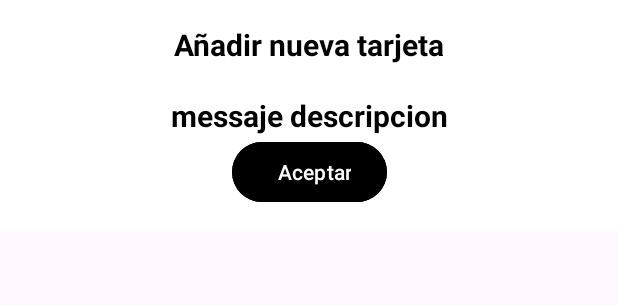
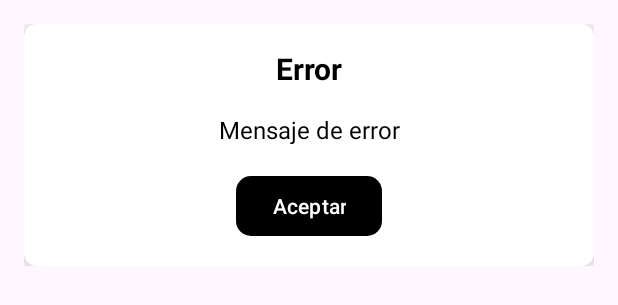
Before and after one commit to Rogerr14/nuvei-sdk, an Android app: the layout alert_error_dialog.xml on its own in the app's theme, with its tools: preview values and no code run, on a phone screen of 412 x 824 dp. Shown: the top 305 px of the screen. Run offline under Robolectric (Android 15) with nearby library versions, the phone set to English and light mode, and no system bars; network calls fail.

Commit message:
feat: add alert dialog

```diff
--- a/Nuvei-sdk/build.gradle
+++ b/Nuvei-sdk/build.gradle
@@ -32,6 +32,7 @@ dependencies {
     testImplementation libs.junit
     androidTestImplementation libs.ext.junit
     androidTestImplementation libs.espresso.core
+    implementation libs.logging.interceptor
 
     implementation libs.retrofit2
     implementation libs.gson
--- a/Nuvei-sdk/src/main/java/com/nuvei/nuvei_sdk/Nuvei.java
+++ b/Nuvei-sdk/src/main/java/com/nuvei/nuvei_sdk/Nuvei.java
@@ -1,6 +1,7 @@
 package com.nuvei.nuvei_sdk;
 
 import android.content.Context;
+import android.util.Log;
 
 import androidx.annotation.NonNull;
 
@@ -88,7 +89,6 @@ public class Nuvei {
         cardRequestModel.setSessionId(GlobalHelper.getSessionId(mContext));
         cardRequestModel.setCard(cardModel);
         cardRequestModel.setUser(userModel);
-
         iAddCardService.addCard(cardRequestModel).enqueue(new Callback<CardResponseModel>() {
             @Override
             public void onResponse(Call<CardResponseModel> call, Response<CardResponseModel> response) {
--- a/Nuvei-sdk/src/main/java/com/nuvei/nuvei_sdk/helpers/NuveiUtils.java
+++ b/Nuvei-sdk/src/main/java/com/nuvei/nuvei_sdk/helpers/NuveiUtils.java
@@ -3,6 +3,7 @@ package com.nuvei.nuvei_sdk.helpers;
 import android.content.Context;
 import android.content.DialogInterface;
 import android.util.Base64;
+import android.util.Log;
 
 import androidx.appcompat.app.AlertDialog;
 
@@ -21,8 +22,9 @@ public class NuveiUtils {
 
     public static  String getAuthToken(String client_key, String client_code ){
         long time_stamp_time = System.currentTimeMillis()/1000;
-        String time_stamp_string = Long.toString(time_stamp_time);
+        String time_stamp_string = String.valueOf(time_stamp_time);
         String auth_token = client_code + ";" + time_stamp_string + ";" + getUniqueToken(time_stamp_string, client_key);
+        Log.v("token", Base64.encodeToString(auth_token.getBytes(), Base64.NO_WRAP));
         return Base64.encodeToString(auth_token.getBytes(), Base64.NO_WRAP);
     }
 
--- a/example/src/main/java/com/nuvei/nuveisdk/CardActivity.java
+++ b/example/src/main/java/com/nuvei/nuveisdk/CardActivity.java
@@ -14,6 +14,7 @@ import com.nuvei.nuvei_sdk.helpers.NuveiUtils;
 import com.nuvei.nuvei_sdk.list_card.services.IListCardCallback;
 import com.nuvei.nuvei_sdk.models.CardModel;
 import com.nuvei.nuvei_sdk.models.ErrorResponse;
+import com.nuvei.nuveisdk.fragments.AlertDialogFragment;
 
 import java.util.LinkedList;
 import java.util.List;
@@ -40,11 +41,11 @@ public class CardActivity extends AppCompatActivity {
 
         try {
             Log.v("Request", "entra aqui");
-        Nuvei.getAllCards(context, "sda", new IListCardCallback(){
+        Nuvei.getAllCards(context, "4", new IListCardCallback(){
             @Override
             public void onError(ErrorResponse errorResponse) {
                 Log.v("Error peticicon", errorResponse.getDescription());
-                NuveiUtils.show(context, "Error", errorResponse.getDescription());
+                AlertDialogFragment.ShowErrorDialog(context, "Atención", "Ocurrio un error al realizar esta petición", null);
             }
 
             @Override
--- a/example/src/main/java/com/nuvei/nuveisdk/constants/Constants.java
+++ b/example/src/main/java/com/nuvei/nuveisdk/constants/Constants.java
@@ -1,7 +1,7 @@
 package com.nuvei.nuveisdk.constants;
 
 public  class Constants {
-   public static String SERVER_APP_CODE = "jpHQNgutccQQ0uHuzme2ctfol1nePor";
-   public  static String SERVER_APP_KEY = "QWST19ajwUPLH3YdMP6saPruJZzNwJ";
+   public static String SERVER_APP_CODE = "SDKHIBRIDOTEST-EC-CLIENTE";
+   public  static String SERVER_APP_KEY = "jpHQNgutccQQ0uHuzme2ctfol1nePor";
 
 }
--- a/example/src/main/res/layout/activity_home.xml
+++ b/example/src/main/res/layout/activity_home.xml
@@ -173,6 +173,7 @@
         >
 
     <Button
+        android:id="@+id/button_order"
         android:layout_width="wrap_content"
         android:layout_height="wrap_content"
         android:text="@string/buy_button"
--- a/example/src/main/res/layout/alert_error_dialog.xml
+++ b/example/src/main/res/layout/alert_error_dialog.xml
@@ -1,17 +1,33 @@
 <?xml version="1.0" encoding="utf-8"?>
 <androidx.constraintlayout.widget.ConstraintLayout
     xmlns:android="http://schemas.android.com/apk/res/android"
-    xmlns:tools="http://schemas.android.com/tools"
     xmlns:app="http://schemas.android.com/apk/res-auto"
     android:layout_width="match_parent"
     android:layout_height="wrap_content"
     android:padding="16dp"
-    android:background="@color/white">
+    android:background="@android:color/transparent">
+
+    <androidx.cardview.widget.CardView
+        android:layout_width="match_parent"
+        android:layout_height="wrap_content"
+        app:cardBackgroundColor="@color/white"
+        app:cardCornerRadius="8dp"
+        app:cardElevation="4dp"
+        app:layout_constraintTop_toTopOf="parent"
+        app:layout_constraintStart_toStartOf="parent"
+        app:layout_constraintEnd_toEndOf="parent">
+
+        <androidx.constraintlayout.widget.ConstraintLayout
+            android:layout_width="match_parent"
+            android:layout_height="wrap_content"
+            android:padding="16dp">
+
+            <!-- Título del diálogo -->
             <TextView
                 android:id="@+id/dialog_title"
                 android:layout_width="wrap_content"
                 android:layout_height="wrap_content"
-        android:text="Añadir nueva tarjeta"
+                android:text="Error"
                 android:textSize="20sp"
                 android:textStyle="bold"
                 android:textColor="@color/black"
@@ -19,28 +35,36 @@
                 app:layout_constraintStart_toStartOf="parent"
                 app:layout_constraintEnd_toEndOf="parent" />
 
+            <!-- Mensaje de error -->
             <TextView
                 android:id="@+id/dialog_message"
+                android:layout_width="0dp"
+                android:layout_height="wrap_content"
+                android:layout_marginTop="16dp"
+                android:text="Mensaje de error"
+                android:gravity="center"
+                android:textColor="@color/black"
+                android:textSize="16sp"
+                app:layout_constraintTop_toBottomOf="@id/dialog_title"
+                app:layout_constraintStart_toStartOf="parent"
+                app:layout_constraintEnd_toEndOf="parent" />
+
+            <!-- Botón Aceptar -->
+            <com.google.android.material.button.MaterialButton
+                android:id="@+id/button_ok"
                 android:layout_width="wrap_content"
                 android:layout_height="wrap_content"
-        android:text="messaje descripcion"
-        android:textColor="@color/black"
-        android:textSize="20sp"
-        android:layout_marginTop="20dp"
-        android:textStyle="bold"
-        app:layout_constraintTop_toBottomOf="@id/dialog_title"
-        app:layout_constraintEnd_toEndOf="parent"
-        app:layout_constraintStart_toStartOf="parent" />
+                android:layout_marginTop="16dp"
+                android:layout_marginBottom="8dp"
+                android:contentDescription="Aceptar el mensaje de error"
+                android:text="Aceptar"
+                android:textColor="@color/white"
+                app:backgroundTint="@color/black"
+                app:cornerRadius="10dp"
+                app:layout_constraintTop_toBottomOf="@id/dialog_message"
+                app:layout_constraintStart_toStartOf="parent"
+                app:layout_constraintEnd_toEndOf="parent" />
 
-    <Button
-        android:layout_width="wrap_content"
-        android:layout_height="wrap_content"
-        android:backgroundTint="@color/black"
-        app:layout_constraintTop_toBottomOf="@id/dialog_message"
-        app:layout_constraintEnd_toEndOf="parent"
-        android:paddingLeft="30dp"
-        app:layout_constraintStart_toStartOf="parent"
-        android:text="Aceptar">
-
-    </Button>
         </androidx.constraintlayout.widget.ConstraintLayout>
+    </androidx.cardview.widget.CardView>
+</androidx.constraintlayout.widget.ConstraintLayout>
--- a/example/src/main/res/values/colors.xml
+++ b/example/src/main/res/values/colors.xml
@@ -2,4 +2,5 @@
 <resources>
     <color name="black">#FF000000</color>
     <color name="white">#FFFFFFFF</color>
+    <color name="gray">#ABABAB</color>
 </resources>
--- a/gradle/libs.versions.toml
+++ b/gradle/libs.versions.toml
@@ -10,6 +10,7 @@ constraintlayout = "2.2.1"
 retrofit2 = "3.0.0"
 gson = "3.0.0"
 commons-codec = "1.18.0"
+logging-interceptor = "5.0.0-alpha.16"
 
 
 
@@ -24,7 +25,7 @@ constraintlayout = { group = "androidx.constraintlayout", name = "constraintlayo
 retrofit2 = {module =  "com.squareup.retrofit2:retrofit", version.ref= "retrofit2"}
 gson = {module= "com.squareup.retrofit2:converter-gson", version.ref= "gson" }
 commons-codec = {module = "commons-codec:commons-codec", version.ref="commons-codec"}
-
+logging-interceptor = {module="com.squareup.okhttp3:logging-interceptor", version.ref = "logging-interceptor"}
 
 
 [plugins]
```
Also changed, not shown: Nuvei-sdk/src/main/java/com/nuvei/nuvei_sdk/interceptorHttp/InterceptorHttp.java (+10 -1 lines), example/src/main/java/com/nuvei/nuveisdk/HomeActivity.java (+23 -6 lines), example/src/main/java/com/nuvei/nuveisdk/fragments/AlertDialogFragment.java (added, +42 -0 lines). Lines whose indentation alone changed are shown as unchanged.
